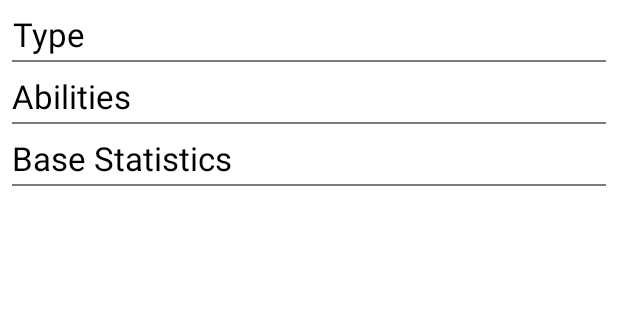
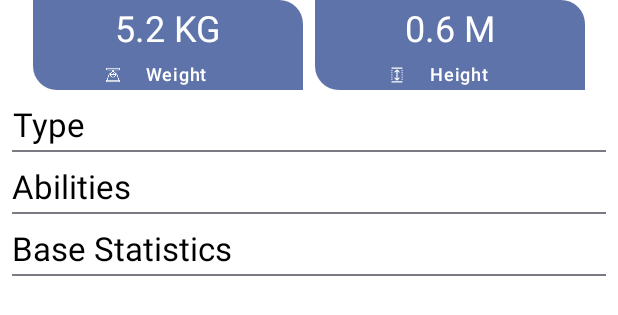
Before and after one commit to AwesomeJim/MiniPokedex, an Android app built with Jetpack Compose: the @Preview function PokemonInfoCardPreview, on a phone screen of 412 x 824 dp. Shown: the top 315 px of the screen. Run offline under Robolectric (Android 15) with nearby library versions, the phone set to English and light mode, and no system bars; our stand-ins replace Dagger/Hilt's generated code; network calls fail; pictures from the network do not load.

Commit message:
updates: updated info screen to include weight and height details

```diff
--- /dev/null
+++ b/core-ui/src/main/java/com/awesomejim/pokedex/core/ui/theme/Shape.kt
@@ -0,0 +1,13 @@
+
+
+package com.awesomejim.pokedex.core.ui.theme
+
+import androidx.compose.foundation.shape.RoundedCornerShape
+import androidx.compose.material3.Shapes
+import androidx.compose.ui.unit.dp
+
+val Shapes = Shapes(
+    small = RoundedCornerShape(4.dp),
+    medium = RoundedCornerShape(bottomStart = 16.dp, topEnd = 16.dp),
+    large = RoundedCornerShape(16.dp)
+)
--- a/core-ui/src/main/java/com/awesomejim/pokedex/core/ui/theme/Theme.kt
+++ b/core-ui/src/main/java/com/awesomejim/pokedex/core/ui/theme/Theme.kt
@@ -80,6 +80,7 @@ fun PokemonTheme(
     MaterialTheme(
         colorScheme = colorScheme,
         typography = Typography,
+        shapes = Shapes,
         content = content
     )
 }
--- a/feature-pokemon/build.gradle.kts
+++ b/feature-pokemon/build.gradle.kts
@@ -83,8 +83,6 @@ dependencies {
     //-----------COIL--------------------
     implementation(libs.coil.compose)
 
-    implementation(libs.ycharts)
-
     //------------Timber logging----------
     implementation(libs.timber)
 
--- a/feature-pokemon/src/main/java/com/awesomejim/pokedex/feature/pokemon/ui/info/PokemonInfoScreen.kt
+++ b/feature-pokemon/src/main/java/com/awesomejim/pokedex/feature/pokemon/ui/info/PokemonInfoScreen.kt
@@ -1,7 +1,11 @@
 package com.awesomejim.pokedex.feature.pokemon.ui.info
 
+import androidx.annotation.DrawableRes
+import androidx.annotation.StringRes
+import androidx.compose.foundation.Image
 import androidx.compose.foundation.background
 import androidx.compose.foundation.horizontalScroll
+import androidx.compose.foundation.layout.Arrangement
 import androidx.compose.foundation.layout.Box
 import androidx.compose.foundation.layout.Column
 import androidx.compose.foundation.layout.Row
@@ -10,19 +14,24 @@ import androidx.compose.foundation.layout.fillMaxSize
 import androidx.compose.foundation.layout.fillMaxWidth
 import androidx.compose.foundation.layout.height
 import androidx.compose.foundation.layout.padding
+import androidx.compose.foundation.layout.size
 import androidx.compose.foundation.layout.width
 import androidx.compose.foundation.rememberScrollState
 import androidx.compose.material3.AssistChip
+import androidx.compose.material3.CardDefaults
 import androidx.compose.material3.Divider
+import androidx.compose.material3.ElevatedCard
 import androidx.compose.material3.MaterialTheme
 import androidx.compose.material3.Text
 import androidx.compose.runtime.Composable
 import androidx.compose.runtime.LaunchedEffect
 import androidx.compose.ui.Alignment
 import androidx.compose.ui.Modifier
+import androidx.compose.ui.graphics.ColorFilter
 import androidx.compose.ui.layout.ContentScale
 import androidx.compose.ui.platform.LocalContext
 import androidx.compose.ui.res.painterResource
+import androidx.compose.ui.res.stringResource
 import androidx.compose.ui.text.style.TextAlign
 import androidx.compose.ui.tooling.preview.Preview
 import androidx.compose.ui.unit.dp
@@ -119,6 +128,7 @@ fun InfoScreenBanner(
 @Composable
 fun PokemonInfoCard(pokemonInfo: PokemonInfo) {
     Column(horizontalAlignment = Alignment.Start) {
+        BodyParamsDetailsCard(pokemonInfo)
         InfoDivider(name = "Type")
         Column(horizontalAlignment = Alignment.CenterHorizontally) {
             Row(modifier = Modifier.horizontalScroll(rememberScrollState())) {
@@ -162,13 +172,93 @@ fun BaseStatisticsCard(stats: Stats) {
                 .height(8.dp)
         )
         Text(
-            text = stats.formattedBaseStat,
+            text = stats.baseStat.toString(),
             style = MaterialTheme.typography.labelMedium,
             textAlign = TextAlign.Justify,
             modifier = Modifier.padding(4.dp)
         )
     }
+}
 
+@Composable
+fun BodyParamsDetailsCard(
+    pokemonInfo: PokemonInfo,
+    modifier: Modifier = Modifier
+) {
+    val weight = pokemonInfo.getWeightString()
+    val height = pokemonInfo.getHeightString()
+    Column(
+        horizontalAlignment = Alignment.CenterHorizontally,
+        modifier = modifier.fillMaxWidth()
+    ) {
+        Row {
+            BodyParamsSections(
+                conditionText = weight,
+                conditionLabel = R.string.weight_label,
+                drawable = R.mipmap.ic_weight
+            )
+            Spacer(modifier = Modifier.width(8.dp))
+            BodyParamsSections(
+                conditionText = height,
+                conditionLabel = R.string.height_label,
+                drawable = R.mipmap.ic_height
+            )
+        }
+    }
+
+}
+@Composable
+fun BodyParamsSections(
+    conditionText: String,
+    @StringRes conditionLabel: Int,
+    @DrawableRes drawable: Int,
+    modifier: Modifier = Modifier
+) {
+    ElevatedCard(
+        colors = CardDefaults.cardColors(
+            containerColor = MaterialTheme.colorScheme.primaryContainer
+        )
+    ) {
+        Column(
+            horizontalAlignment = Alignment.CenterHorizontally,
+            modifier = Modifier
+                .width(180.dp)
+                .height(60.dp)
+        ) {
+            Text(
+                text = conditionText,
+                style = MaterialTheme.typography.headlineSmall,
+                modifier = modifier.padding(horizontal = 4.dp, vertical = 4.dp)
+            )
+            BodyParams(modifier, drawable, conditionLabel)
+        }
+    }
+}
+
+@Composable
+fun BodyParams(
+    modifier: Modifier,
+    @DrawableRes drawable: Int,
+    @StringRes paramLabel: Int
+) {
+    Row(
+        horizontalArrangement = Arrangement.Center,
+        verticalAlignment = Alignment.CenterVertically,
+        modifier = modifier.padding(horizontal = 2.dp, vertical = 2.dp)
+    ) {
+        Image(
+            painter = painterResource(drawable),
+            contentDescription = null,
+            contentScale = ContentScale.Crop,
+            modifier = Modifier.size(12.dp),
+            colorFilter = ColorFilter.tint(MaterialTheme.colorScheme.onPrimaryContainer)
+        )
+        Text(
+            text = stringResource(paramLabel),
+            style = MaterialTheme.typography.labelMedium,
+            modifier = Modifier.padding(horizontal = 16.dp),
+            color = MaterialTheme.colorScheme.onPrimaryContainer)
+    }
 }
 
 @Composable
--- /dev/null
+++ b/feature-pokemon/src/main/res/values/strings.xml
@@ -0,0 +1,5 @@
+<?xml version="1.0" encoding="utf-8"?>
+<resources>
+    <string name="weight_label">Weight</string>
+    <string name="height_label">Height</string>
+</resources>
```
Also changed, not shown: core-network/src/main/java/com/awesomejim/pokedex/core/network/PokedexAppDispatchers.kt (deleted, +0 -28 lines), core-network/src/main/java/com/awesomejim/pokedex/core/network/di/DispatchersModule.kt (deleted, +0 -26 lines), feature-pokemon/src/main/res/mipmap/ic_height.png (added), feature-pokemon/src/main/res/mipmap/ic_weight.png (added).
